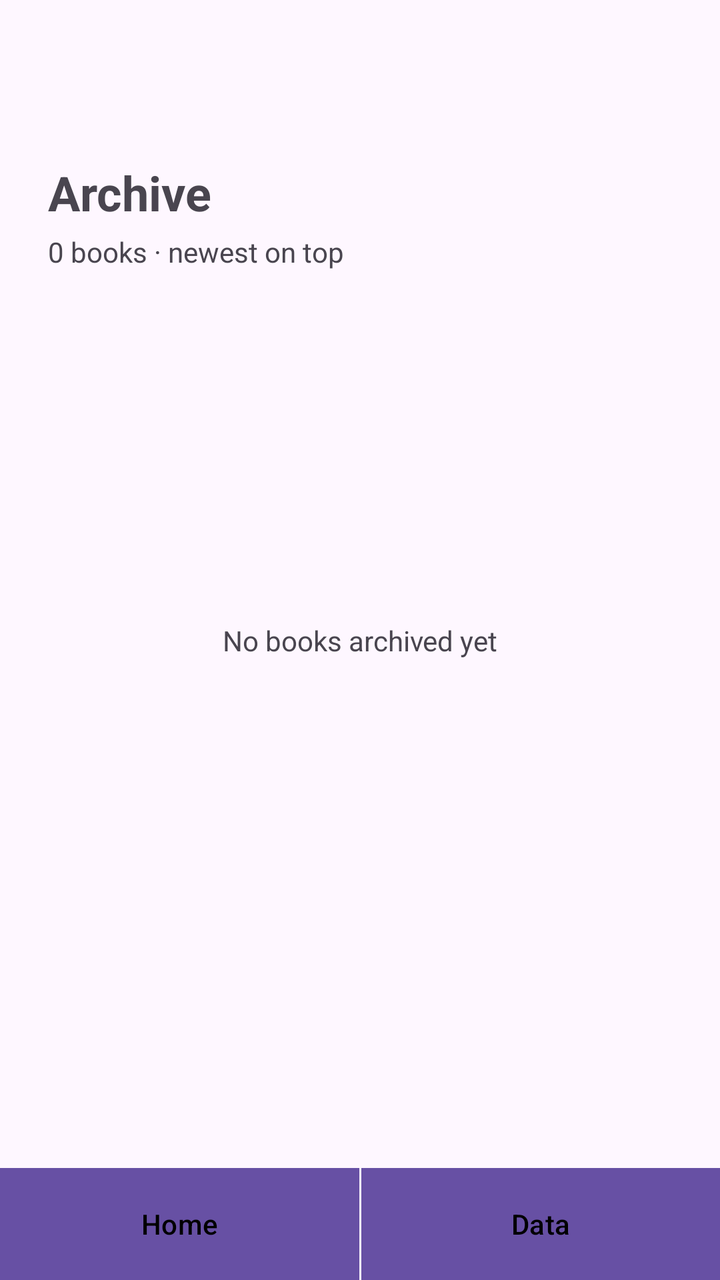
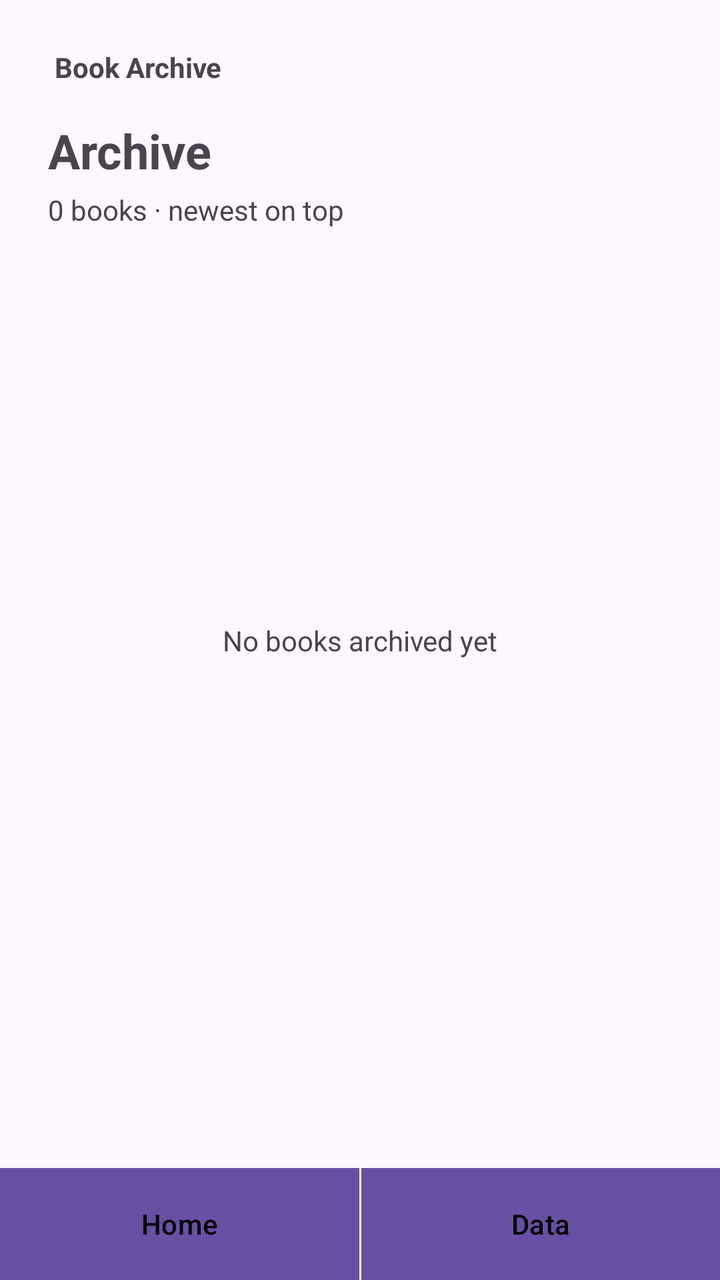

Compare the two renders of this Android layout. The source of the first and the diff that turns it into the second are given below.
<!-- AndroidManifest.xml: application theme Theme.BookArchive -->
<!-- res/layout/activity_data.xml -->
<?xml version="1.0" encoding="utf-8"?>
<androidx.constraintlayout.widget.ConstraintLayout xmlns:android="http://schemas.android.com/apk/res/android"
    xmlns:app="http://schemas.android.com/apk/res-auto"
    xmlns:tools="http://schemas.android.com/tools"
    android:layout_width="match_parent"
    android:layout_height="match_parent"
    android:fitsSystemWindows="true"
    tools:ignore="HardcodedText,UselessParent">

    
    <TextView
        android:id="@+id/tvTitle"
        android:layout_width="wrap_content"
        android:layout_height="wrap_content"
        android:layout_marginStart="24dp"
        android:layout_marginTop="80dp"
        android:text="Archive"
        android:textSize="24sp"
        android:textStyle="bold"
        app:layout_constraintStart_toStartOf="parent"
        app:layout_constraintTop_toTopOf="parent" />

    
    <TextView
        android:id="@+id/tvArchiveCount"
        android:layout_width="wrap_content"
        android:layout_height="wrap_content"
        android:layout_marginTop="4dp"
        android:text="0 books · newest on top"
        app:layout_constraintStart_toStartOf="@id/tvTitle"
        app:layout_constraintTop_toBottomOf="@id/tvTitle" />

    
    <TableLayout
        android:id="@+id/tableBooks"
        android:layout_width="0dp"
        android:layout_height="wrap_content"
        android:layout_marginStart="16dp"
        android:layout_marginTop="16dp"
        android:layout_marginEnd="16dp"
        android:stretchColumns="*"
        android:visibility="gone"
        app:layout_constraintEnd_toEndOf="parent"
        app:layout_constraintStart_toStartOf="parent"
        app:layout_constraintTop_toBottomOf="@id/tvArchiveCount">

        
        <TableRow>

            <TextView
                android:padding="8dp"
                android:text="Name"
                android:textStyle="bold" />

            <TextView
                android:padding="8dp"
                android:text="Author"
                android:textStyle="bold" />

            <TextView
                android:padding="8dp"
                android:text="Date"
                android:textStyle="bold" />

            <TextView
                android:padding="8dp"
                android:text="Category"
                android:textStyle="bold" />
        </TableRow>
    </TableLayout>

    
    <Button
        android:id="@+id/btnPopLatest"
        android:background="#E0E0E0"
        android:textColor="#000000"
        android:layout_width="0dp"
        android:layout_height="48dp"
        android:layout_marginStart="16dp"
        android:layout_marginTop="16dp"
        android:layout_marginEnd="16dp"
        android:text="Pop latest book"
        android:visibility="gone"
        app:layout_constraintEnd_toEndOf="parent"
        app:layout_constraintStart_toStartOf="parent"
        app:layout_constraintTop_toBottomOf="@id/tableBooks" />

    
    <TextView
        android:id="@+id/tvEmpty"
        android:layout_width="wrap_content"
        android:layout_height="wrap_content"
        android:text="No books archived yet"
        app:layout_constraintBottom_toBottomOf="parent"
        app:layout_constraintEnd_toEndOf="parent"
        app:layout_constraintStart_toStartOf="parent"
        app:layout_constraintTop_toTopOf="parent" />

    
    <Button
        android:id="@+id/btnHome"
        android:background="#E0E0E0"
        android:textColor="#000000"
        android:layout_width="0dp"
        android:layout_height="56dp"
        android:text="Home"
        app:layout_constraintBottom_toBottomOf="parent"
        app:layout_constraintEnd_toStartOf="@id/btnData"
        app:layout_constraintStart_toStartOf="parent" />

    <Button
        android:id="@+id/btnData"
        android:background="#E0E0E0"
        android:textColor="#000000"
        android:layout_width="0dp"
        android:layout_height="56dp"
        android:text="Data"
        android:layout_marginStart="1dp"
        app:layout_constraintBottom_toBottomOf="parent"
        app:layout_constraintEnd_toEndOf="parent"
        app:layout_constraintStart_toEndOf="@id/btnHome" />

</androidx.constraintlayout.widget.ConstraintLayout>
<!-- resources referenced by this layout -->
<resources>
  <style name="Theme.BookArchive" parent="Base.Theme.BookArchive" />
  <style name="Base.Theme.BookArchive" parent="Theme.Material3.DayNight.NoActionBar">
          
          
      </style>
</resources>

<!-- the commit's change to res/layout/activity_data.xml (unified diff, before → after) -->
@@ -2,6 +2,7 @@
 <androidx.constraintlayout.widget.ConstraintLayout xmlns:android="http://schemas.android.com/apk/res/android"
     xmlns:app="http://schemas.android.com/apk/res-auto"
     xmlns:tools="http://schemas.android.com/tools"
+    android:id="@+id/main"
     android:layout_width="match_parent"
     android:layout_height="match_parent"
     android:fitsSystemWindows="true"
@@ -9,16 +10,29 @@
 
     
     <TextView
+        android:id="@+id/tvAppBrand"
+        android:layout_width="wrap_content"
+        android:layout_height="wrap_content"
+        android:layout_marginStart="24dp"
+        android:layout_marginTop="24dp"
+        android:text=" Book Archive "
+        android:textSize="14sp"
+        android:textStyle="bold"
+        app:layout_constraintStart_toStartOf="parent"
+        app:layout_constraintTop_toTopOf="parent" />
+
+    
+    <TextView
         android:id="@+id/tvTitle"
         android:layout_width="wrap_content"
         android:layout_height="wrap_content"
         android:layout_marginStart="24dp"
-        android:layout_marginTop="80dp"
+        android:layout_marginTop="16dp"
         android:text="Archive"
         android:textSize="24sp"
         android:textStyle="bold"
         app:layout_constraintStart_toStartOf="parent"
-        app:layout_constraintTop_toTopOf="parent" />
+        app:layout_constraintTop_toBottomOf="@id/tvAppBrand" />
 
     
     <TextView
@@ -31,43 +45,50 @@
         app:layout_constraintTop_toBottomOf="@id/tvTitle" />
 
     
-    <TableLayout
-        android:id="@+id/tableBooks"
+    <ScrollView
+        android:id="@+id/scrollViewTable"
         android:layout_width="0dp"
-        android:layout_height="wrap_content"
+        android:layout_height="0dp"
         android:layout_marginStart="16dp"
         android:layout_marginTop="16dp"
         android:layout_marginEnd="16dp"
-        android:stretchColumns="*"
+        android:layout_marginBottom="16dp"
         android:visibility="gone"
+        app:layout_constraintBottom_toTopOf="@id/btnPopLatest"
         app:layout_constraintEnd_toEndOf="parent"
         app:layout_constraintStart_toStartOf="parent"
         app:layout_constraintTop_toBottomOf="@id/tvArchiveCount">
 
-        
-        <TableRow>
+        <TableLayout
+            android:id="@+id/tableBooks"
+            android:layout_width="match_parent"
+            android:layout_height="wrap_content"
+            android:stretchColumns="*">
 
-            <TextView
-                android:padding="8dp"
-                android:text="Name"
-                android:textStyle="bold" />
+            
+            <TableRow>
+                <TextView
+                    android:padding="8dp"
+                    android:text="Name"
+                    android:textStyle="bold" />
 
-            <TextView
-                android:padding="8dp"
-                android:text="Author"
-                android:textStyle="bold" />
+                <TextView
+                    android:padding="8dp"
+                    android:text="Author"
+                    android:textStyle="bold" />
 
-            <TextView
-                android:padding="8dp"
-                android:text="Date"
-                android:textStyle="bold" />
+                <TextView
+                    android:padding="8dp"
+                    android:text="Date"
+                    android:textStyle="bold" />
 
-            <TextView
-                android:padding="8dp"
-                android:text="Category"
-                android:textStyle="bold" />
-        </TableRow>
-    </TableLayout>
+                <TextView
+                    android:padding="8dp"
+                    android:text="Category"
+                    android:textStyle="bold" />
+            </TableRow>
+        </TableLayout>
+    </ScrollView>
 
     
     <Button
@@ -77,13 +98,13 @@
         android:layout_width="0dp"
         android:layout_height="48dp"
         android:layout_marginStart="16dp"
-        android:layout_marginTop="16dp"
+        android:layout_marginBottom="16dp"
         android:layout_marginEnd="16dp"
         android:text="Pop latest book"
         android:visibility="gone"
+        app:layout_constraintBottom_toTopOf="@id/btnHome"
         app:layout_constraintEnd_toEndOf="parent"
-        app:layout_constraintStart_toStartOf="parent"
-        app:layout_constraintTop_toBottomOf="@id/tableBooks" />
+        app:layout_constraintStart_toStartOf="parent" />
 
     
     <TextView
